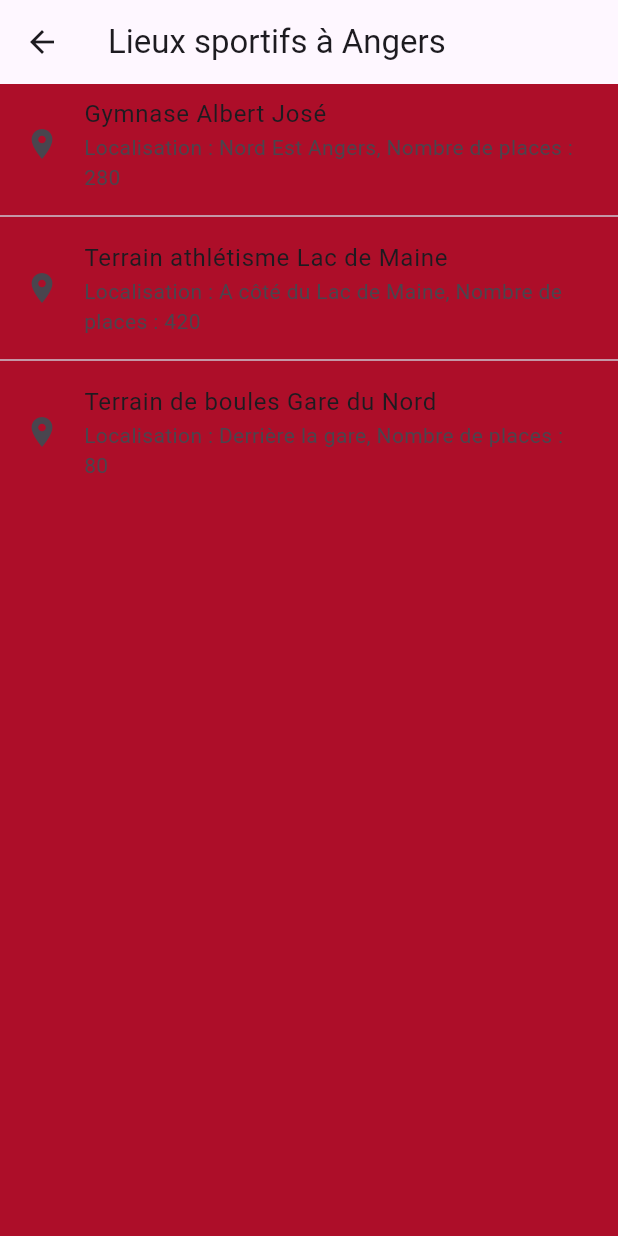
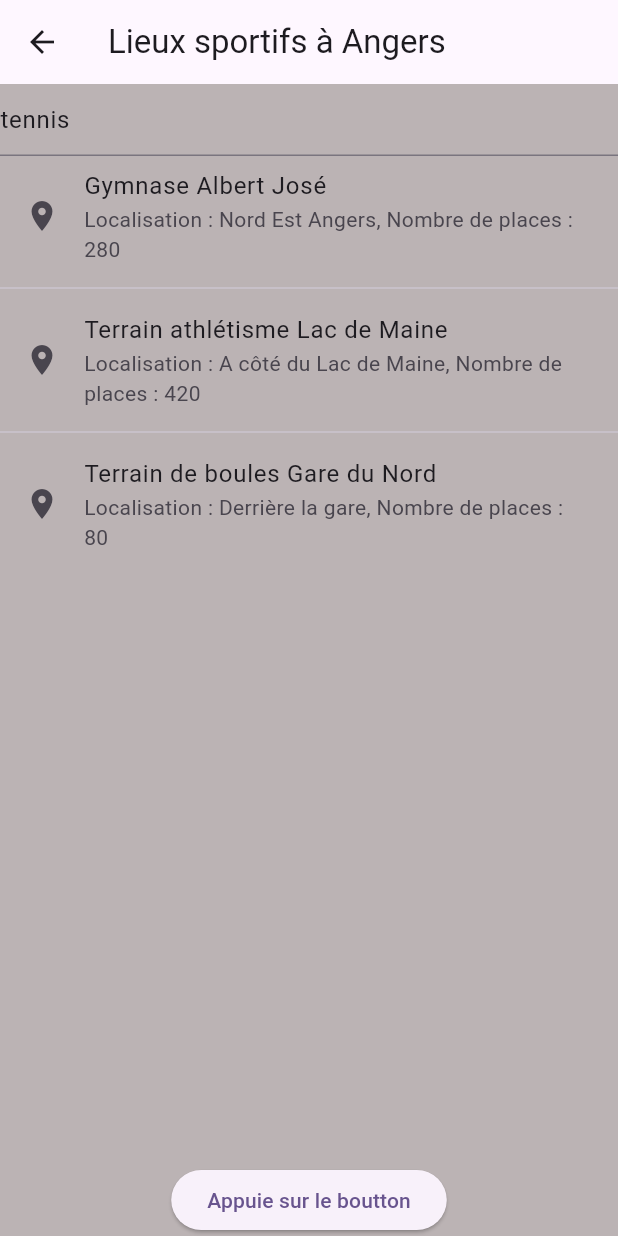
Before and after one commit to maximeaumont/FlutterProject, a Flutter app: the SearchSportVenue screen opened by its route, on a phone screen of 412 x 824 dp. Run offline on Flutter 3.47's test engine with Material 3 defaults, Android fonts, the phone set to English and light mode, and no system bars.

```diff
--- /dev/null
+++ b/lib/components/input/autocomplete_input.dart
@@ -0,0 +1,26 @@
+import 'package:flutter/material.dart';
+
+class AutocompleteInput extends StatelessWidget {
+  const AutocompleteInput({super.key});
+
+  static const List<String> _kOptions = <String>[
+    'handball',
+    'tennis',
+    'running',
+  ];
+
+  @override
+  Widget build(BuildContext context) {
+    return Autocomplete<String>(
+      optionsBuilder: (TextEditingValue textEditingValue) {
+        if (textEditingValue.text == '') {
+          return const Iterable<String>.empty();
+        }
+        return _kOptions.where((String option) {
+          return option.contains(textEditingValue.text.toLowerCase());
+        });
+      },
+      initialValue: const TextEditingValue(text: 'tennis'),
+    );
+  }
+}
--- a/lib/ui/screens/search_sport_venue.dart
+++ b/lib/ui/screens/search_sport_venue.dart
@@ -1,5 +1,7 @@
 import 'package:flutter/material.dart';
+import 'package:flutter_application/components/input/autocomplete_input.dart';
 import 'package:flutter_application/models/sport_venue.dart';
+import 'package:http/http.dart' as http;
 
 class SearchSportVenue extends StatelessWidget {
   const SearchSportVenue({super.key});
@@ -13,6 +15,11 @@ class SearchSportVenue extends StatelessWidget {
         'petanque_gn@mail.fr', 'Derrière la gare')
   ];
 
+  Future<http.Response> fetchData() {
+    return http.get(Uri.parse(
+        'https://data.angers.fr/api/explore/v2.1/catalog/datasets/equipements-sportifs-angers/records?select=res_fid%2C%20nom_instal%2C%20activite%2C%20mail&where=activite%3D%27TENNIS%27&limit=4'));
+  }
+
   @override
   Widget build(BuildContext context) {
     return Scaffold(
@@ -20,20 +27,35 @@ class SearchSportVenue extends StatelessWidget {
         title: const Text("Lieux sportifs à Angers"),
       ),
       body: Container(
-            color:
-                Color.fromARGB(255, 173, 14, 41), // Couleur de fond de l'écran
-            child: Center(
+        color: Color.fromARGB(255, 187, 179, 180),
+        child: Column(
+          children: [
+            const AutocompleteInput(),
+            Expanded(
               child: ListView.separated(
-                    itemCount: _sportVenues.length, // à remplacer,
+                itemCount: _sportVenues.length,
                 itemBuilder: (context, index) {
                   final sportVenue = _sportVenues[index];
                   return ListTile(
                     leading: const Icon(Icons.place),
                     title: Text(sportVenue.name),
                     subtitle: Text(
-                            'Localisation : ${sportVenue.geoPosition}, Nombre de places : ${sportVenue.numberOfPlaces}'),
+                      'Localisation : ${sportVenue.geoPosition}, Nombre de places : ${sportVenue.numberOfPlaces}',
+                    ),
                   );
                 },
-                    separatorBuilder: (context, index) => const Divider()))));
+                separatorBuilder: (context, index) => const Divider(),
+              ),
+            ),
+            ElevatedButton(
+                onPressed: () async {
+                  final response = await fetchData();
+                  print(response.body);
+                },
+                child: Text('Appuie sur le boutton')),
+          ],
+        ),
+      ),
+    );
   }
 }
```
Also changed, not shown: pubspec.yaml (+2 -70 lines), lib/models/sport-location.dart (deleted), pubspec.lock. Lines whose indentation alone changed are shown as unchanged.
